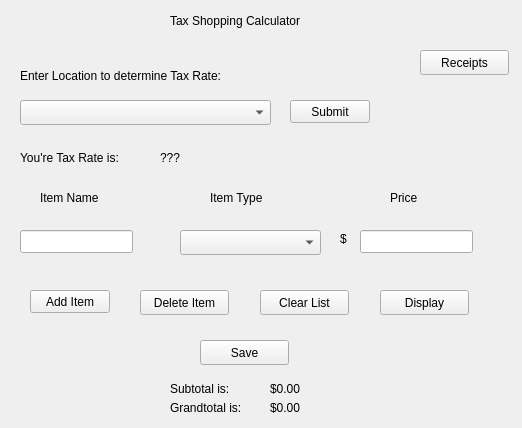
Above: Tax_Shopping_Calculator/mainwindow.ui from AndyVera/CPSC_254_Tax_Shopping_Calculator before the change. Below: the same form after it.
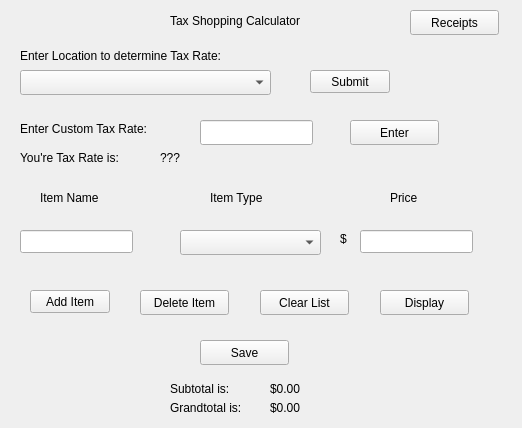
That is the form after the change.

Commit message: Added the functionality where a custome tax rate can be used

Diff of the .ui file:
```diff
--- a/Tax_Shopping_Calculator/mainwindow.ui
+++ b/Tax_Shopping_Calculator/mainwindow.ui
@@ -31,7 +31,7 @@
     <property name="geometry">
      <rect>
       <x>20</x>
-      <y>60</y>
+      <y>40</y>
       <width>271</width>
       <height>31</height>
      </rect>
@@ -46,8 +46,8 @@
    <widget class="QPushButton" name="LocationSubmitBtn">
     <property name="geometry">
      <rect>
-      <x>290</x>
-      <y>100</y>
+      <x>310</x>
+      <y>70</y>
       <width>80</width>
       <height>23</height>
      </rect>
@@ -220,7 +220,7 @@
     <property name="geometry">
      <rect>
       <x>20</x>
-      <y>100</y>
+      <y>70</y>
       <width>251</width>
       <height>25</height>
      </rect>
@@ -281,8 +281,8 @@
    <widget class="QPushButton" name="RecieptsBtn">
     <property name="geometry">
      <rect>
-      <x>420</x>
-      <y>50</y>
+      <x>410</x>
+      <y>10</y>
       <width>89</width>
       <height>25</height>
      </rect>
@@ -304,6 +304,42 @@
      <string>$</string>
     </property>
    </widget>
+   <widget class="QLabel" name="CustomTaxTxt">
+    <property name="geometry">
+     <rect>
+      <x>20</x>
+      <y>120</y>
+      <width>161</width>
+      <height>17</height>
+     </rect>
+    </property>
+    <property name="text">
+     <string>Enter Custom Tax Rate:</string>
+    </property>
+   </widget>
+   <widget class="QLineEdit" name="CustomTaxBox">
+    <property name="geometry">
+     <rect>
+      <x>200</x>
+      <y>120</y>
+      <width>113</width>
+      <height>25</height>
+     </rect>
+    </property>
+   </widget>
+   <widget class="QPushButton" name="CustomTaxBtn">
+    <property name="geometry">
+     <rect>
+      <x>350</x>
+      <y>120</y>
+      <width>89</width>
+      <height>25</height>
+     </rect>
+    </property>
+    <property name="text">
+     <string>Enter</string>
+    </property>
+   </widget>
   </widget>
  </widget>
  <layoutdefault spacing="6" margin="11"/>
```
Left out of the diff: 2 changed lines with no effect on the pictures. The commit also changes 7 other files.
